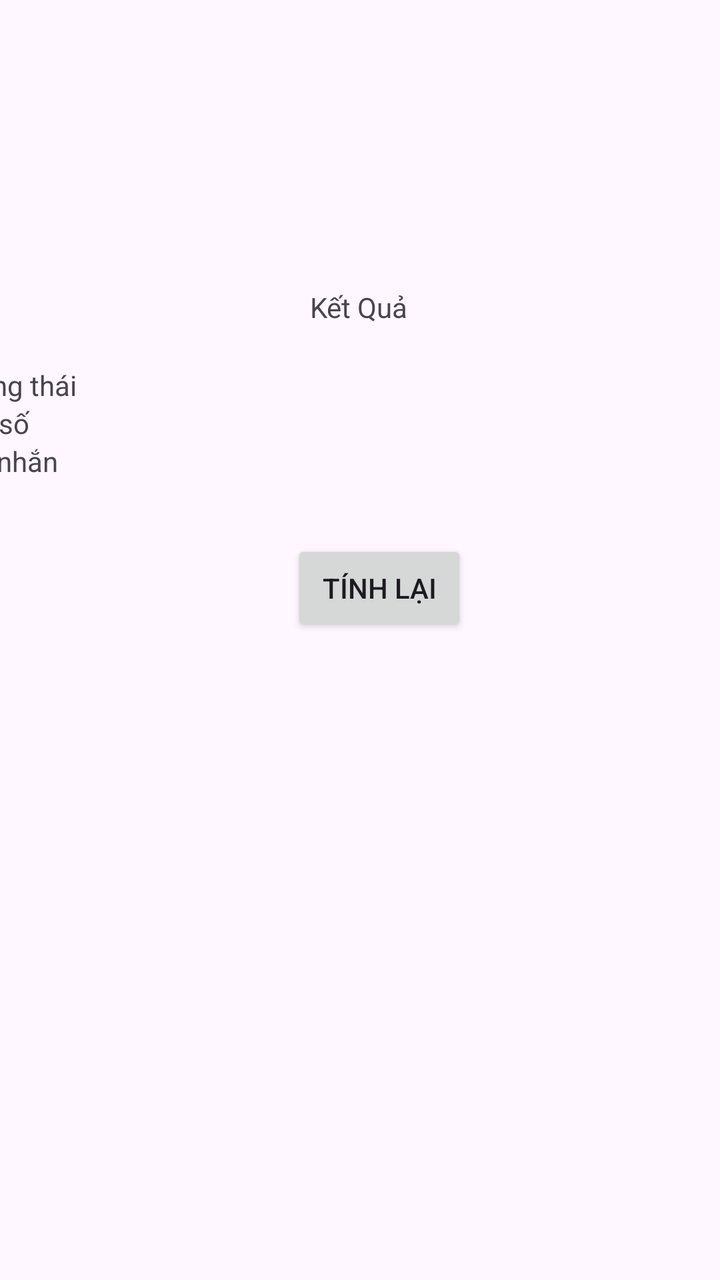
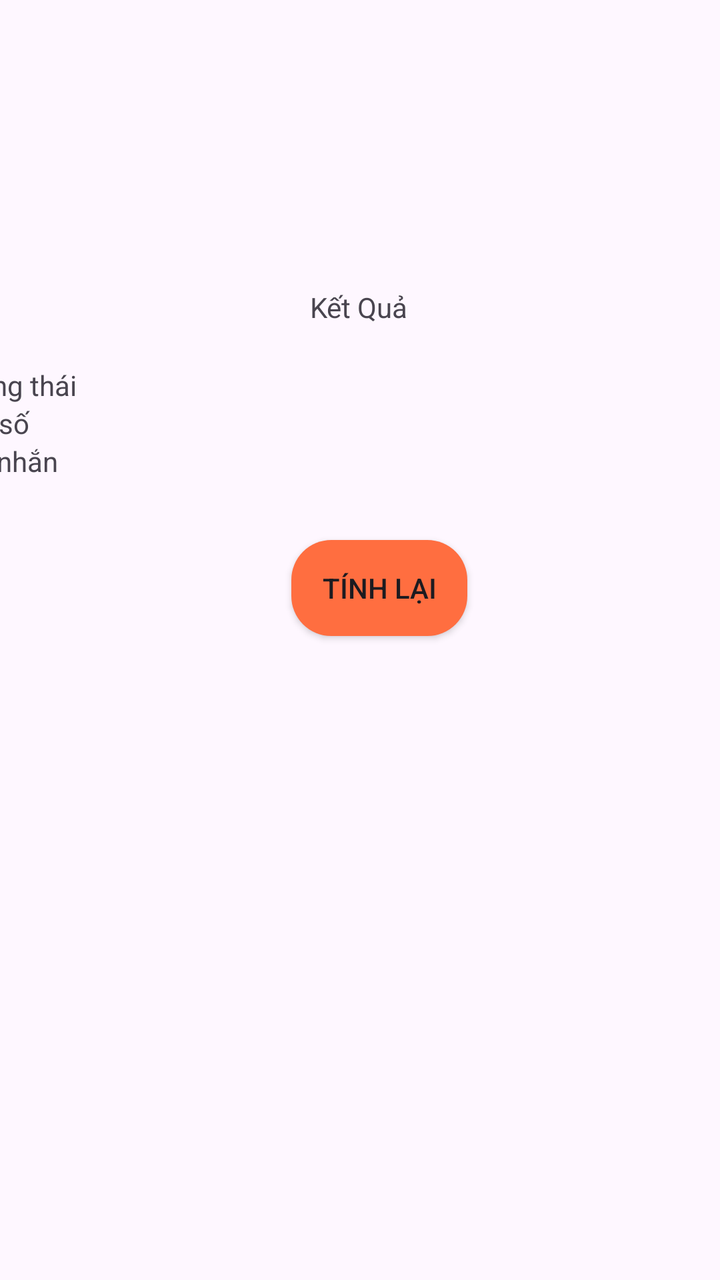

An Android layout rendered at two revisions. The XML below is the earlier revision; the diff shows what the commit changed to produce the second picture.
<!-- AndroidManifest.xml: application theme Theme.KiemTraGiuaKy -->
<!-- res/layout/activity_kq.xml -->
<?xml version="1.0" encoding="utf-8"?>
<androidx.constraintlayout.widget.ConstraintLayout xmlns:android="http://schemas.android.com/apk/res/android"
    xmlns:app="http://schemas.android.com/apk/res-auto"
    xmlns:tools="http://schemas.android.com/tools"
    android:layout_width="match_parent"
    android:layout_height="match_parent">

    <TextView
        android:id="@+id/textView4"
        android:layout_width="wrap_content"
        android:layout_height="wrap_content"
        android:layout_marginStart="176dp"
        android:layout_marginTop="144dp"
        android:layout_marginEnd="177dp"
        android:text="Kết Quả"
        app:layout_constraintEnd_toEndOf="parent"
        app:layout_constraintStart_toStartOf="parent"
        app:layout_constraintTop_toTopOf="parent" />

    <LinearLayout
        android:id="@+id/linearLayout3"
        android:layout_width="409dp"
        android:layout_height="wrap_content"
        android:layout_marginStart="1dp"
        android:layout_marginTop="20dp"
        android:layout_marginEnd="1dp"
        android:orientation="vertical"
        app:layout_constraintEnd_toEndOf="parent"
        app:layout_constraintStart_toStartOf="parent"
        app:layout_constraintTop_toBottomOf="@+id/textView4">

        <TextView
            android:id="@+id/tvTrangthai"
            android:layout_width="match_parent"
            android:layout_height="wrap_content"
            android:text="Trạng thái" />

        <TextView
            android:id="@+id/tvChiso"
            android:layout_width="match_parent"
            android:layout_height="wrap_content"
            android:text="Chỉ số" />

        <TextView
            android:id="@+id/tvMess"
            android:layout_width="match_parent"
            android:layout_height="wrap_content"
            android:text="Lời nhắn" />
    </LinearLayout>

    <Button
        android:id="@+id/btnTinhlai"
        android:layout_width="wrap_content"
        android:layout_height="wrap_content"
        android:layout_marginStart="170dp"
        android:layout_marginTop="30dp"
        android:layout_marginEnd="151dp"
        android:text="Tính Lại"
        app:layout_constraintEnd_toEndOf="parent"
        app:layout_constraintStart_toStartOf="parent"
        app:layout_constraintTop_toBottomOf="@+id/linearLayout3" />
</androidx.constraintlayout.widget.ConstraintLayout>
<!-- resources referenced by this layout -->
<resources>
  <style name="Theme.KiemTraGiuaKy" parent="Base.Theme.KiemTraGiuaKy" />
  <style name="Base.Theme.KiemTraGiuaKy" parent="Theme.Material3.DayNight.NoActionBar">
          
          
      </style>
</resources>

<!-- the commit's change to res/layout/activity_kq.xml (unified diff, before → after) -->
@@ -55,6 +55,8 @@
         android:layout_marginStart="170dp"
         android:layout_marginTop="30dp"
         android:layout_marginEnd="151dp"
+        android:background="@drawable/custom_btn"
+        app:backgroundTint="@null"
         android:text="Tính Lại"
         app:layout_constraintEnd_toEndOf="parent"
         app:layout_constraintStart_toStartOf="parent"
<!-- resource entries referenced after the edit -->
@@ -1,5 +1,12 @@
 <!-- resources referenced by this layout -->
 <resources>
+  <!-- drawable custom_btn (drawable) -->
+  <?xml version="1.0" encoding="utf-8"?>
+  <shape xmlns:android="http://schemas.android.com/apk/res/android">
+      <corners android:radius="20dp"/>
+      <solid android:color="#FF6E40"/>
+  
+  </shape>
   <style name="Theme.KiemTraGiuaKy" parent="Base.Theme.KiemTraGiuaKy" />
   <style name="Base.Theme.KiemTraGiuaKy" parent="Theme.Material3.DayNight.NoActionBar">
           
